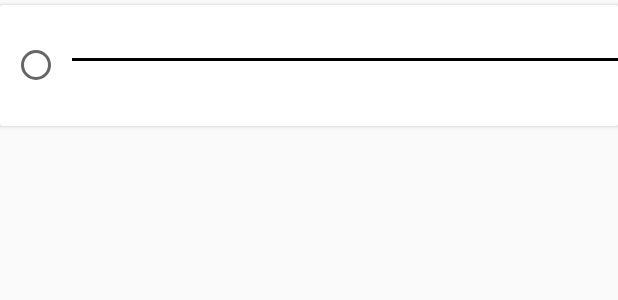
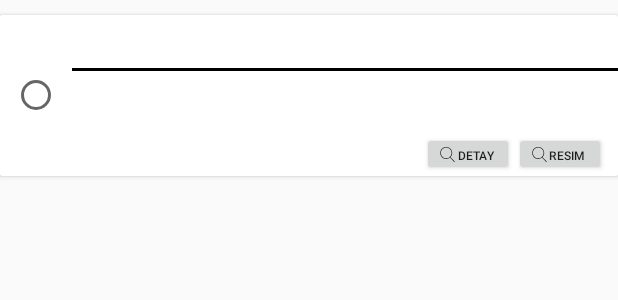
Before and after one commit to onguc/MobilTif, an Android app: the layout item_envanter_card.xml on its own in the app's theme, with its tools: preview values and no code run, on a phone screen of 412 x 824 dp. Shown: the top 300 px of the screen. Run offline under Robolectric (Android 15) with nearby library versions, the phone set to English and light mode, and no system bars.

Commit message:
envanterlist  ekran tasarımı yapıldı. bind işlem uygulandı kısmen.

```diff
--- a/app/src/main/java/com/uniyaz/mobiltif/ui/fragments/DemirbasDetayFragment.java
+++ b/app/src/main/java/com/uniyaz/mobiltif/ui/fragments/DemirbasDetayFragment.java
@@ -55,8 +55,6 @@ public class DemirbasDetayFragment extends Fragment {
 
     private void defineView() {
         imageInfoList = new ArrayList<>();
-        ImageInfo imageInfo = new ImageInfo();
-        imageInfoList.add(imageInfo);
         new PhotoIslem().createView(recyclerView, getActivity(), imageInfoList);
     }
 }
--- a/app/src/main/java/com/uniyaz/mobiltif/ui/fragments/PhotoIslem.java
+++ b/app/src/main/java/com/uniyaz/mobiltif/ui/fragments/PhotoIslem.java
@@ -22,6 +22,11 @@ public class PhotoIslem {
     }
 
     public void createView(RecyclerView recyclerView, Activity activity, List<ImageInfo> bitmapList) {
+        for (int i = 0; i < 5; i++) {
+            ImageInfo imageInfo = new ImageInfo();
+            bitmapList.add(imageInfo);
+        }
+
         adapter = new PhotoAdapter(bitmapList);
         recyclerView.setAdapter(adapter);
         LinearLayoutManager linearLayoutManager = new LinearLayoutManager(activity.getApplicationContext());
--- /dev/null
+++ b/app/src/main/res/drawable-v24/ic_search_for_btn.xml
@@ -0,0 +1,4 @@
+<vector android:height="10dp" android:viewportHeight="52.966"
+    android:viewportWidth="52.966" android:width="10dp" xmlns:android="http://schemas.android.com/apk/res/android">
+    <path android:fillColor="#FF000000" android:pathData="M51.704,51.273L36.845,35.82c3.79,-3.801 6.138,-9.041 6.138,-14.82c0,-11.58 -9.42,-21 -21,-21s-21,9.42 -21,21s9.42,21 21,21c5.083,0 9.748,-1.817 13.384,-4.832l14.895,15.491c0.196,0.205 0.458,0.307 0.721,0.307c0.25,0 0.499,-0.093 0.693,-0.279C52.074,52.304 52.086,51.671 51.704,51.273zM21.983,40c-10.477,0 -19,-8.523 -19,-19s8.523,-19 19,-19s19,8.523 19,19S32.459,40 21.983,40z"/>
+</vector>
--- a/app/src/main/res/layout/activity_main.xml
+++ b/app/src/main/res/layout/activity_main.xml
@@ -25,7 +25,7 @@
                 android:id="@+id/toolbar"
                 android:layout_width="match_parent"
                 android:layout_height="?attr/actionBarSize"
-                android:background="?attr/colorPrimary"
+                android:background="@color/backgroundToolbar"
                 app:navigationIcon="@mipmap/ic_icon"
                 app:title="@{viewModel.titleToolbar}"
                 app:popupTheme="@style/ThemeOverlay.AppCompat.Light"
--- a/app/src/main/res/layout/item_envanter_card.xml
+++ b/app/src/main/res/layout/item_envanter_card.xml
@@ -1,5 +1,7 @@
 <?xml version="1.0" encoding="utf-8"?>
-<layout>
+<layout xmlns:tools="http://schemas.android.com/tools"
+    xmlns:android="http://schemas.android.com/apk/res/android"
+    xmlns:app="http://schemas.android.com/apk/res-auto">
 
     <data>
 
@@ -8,14 +10,11 @@
             type="com.uniyaz.mobiltif.data.domain.Envanter" />
     </data>
 
-    <androidx.cardview.widget.CardView xmlns:android="http://schemas.android.com/apk/res/android"
-        xmlns:app="http://schemas.android.com/apk/res-auto"
+    <androidx.cardview.widget.CardView
         android:id="@+id/cardView"
         android:layout_width="match_parent"
         android:layout_height="wrap_content"
-        android:layout_marginTop="3dp"
-
-        android:layout_marginBottom="3dp"
+        android:layout_marginTop="10dp"
         android:background="@color/cardview_shadow_start_color">
 
         <androidx.constraintlayout.widget.ConstraintLayout
@@ -66,6 +65,27 @@
                 app:layout_constraintEnd_toEndOf="@+id/viewCizgi"
                 app:layout_constraintStart_toStartOf="@+id/viewCizgi"
                 app:layout_constraintTop_toBottomOf="@+id/viewCizgi" />
+
+            <Button
+                android:id="@+id/btnResim"
+                android:layout_width="61dp"
+                android:layout_height="29dp"
+                android:layout_marginEnd="8dp"
+                android:drawableLeft="@drawable/ic_search_for_btn"
+                android:text="Resim"
+                android:textSize="8sp"
+                app:layout_constraintEnd_toEndOf="@+id/tvAlt"
+                app:layout_constraintTop_toBottomOf="@+id/tvAlt" />
+
+            <Button
+                android:id="@+id/btnDetay"
+                android:layout_width="61dp"
+                android:layout_height="29dp"
+                android:drawableLeft="@drawable/ic_search_for_btn"
+                android:text="Detay"
+                android:textSize="8sp"
+                app:layout_constraintEnd_toStartOf="@+id/btnResim"
+                app:layout_constraintTop_toTopOf="@+id/btnResim" />
         </androidx.constraintlayout.widget.ConstraintLayout>
 
     </androidx.cardview.widget.CardView>
--- a/app/src/main/res/layout/toolbar.xml
+++ b/app/src/main/res/layout/toolbar.xml
@@ -11,7 +11,7 @@
         app:navigationIcon="@mipmap/ic_icon"
         android:layout_width="match_parent"
         android:layout_height="?attr/actionBarSize"
-        android:background="?attr/colorPrimary"
+        android:background="@color/backgroundToolbar"
         app:title="@string/toolbar_title_demirbas"
         app:popupTheme="@style/ThemeOverlay.AppCompat.Light" />
 
--- a/app/src/main/res/values/colors.xml
+++ b/app/src/main/res/values/colors.xml
@@ -13,7 +13,10 @@
     <color name="loginButtonNormal">#FFC107</color>
     <color name="demirbasEdittext">#7e97af </color>
     <color name="demirbasBackground">#0d3a64 </color>
+    <color name="backgroundToolbar">#F2F2F2</color>
 
     <color name="colorItemEnvanterCardBGround">#ffffff</color>
     <color name="colorItemEnvanterCizgi">#000</color>
+
+    <color name="colorWhite">#fff</color>
 </resources>
--- a/app/src/main/res/values/strings.xml
+++ b/app/src/main/res/values/strings.xml
@@ -11,6 +11,7 @@
 
     <string name="toolbar_title">Tif Ekranı</string>
     <string name="toolbar_title_demirbas">ONLIN TİF İŞLEMLERİ / Demirbaş Bilgisi</string>
+    <string name="toolbar_title_demirbas_list">Oda Bilgisi</string>
 
     <!-- TODO: Remove or change this placeholder text -->
     <string name="hello_blank_fragment">Hello blank fragment</string>
```
Also changed, not shown: app/src/main/java/com/uniyaz/mobiltif/ui/activities/MainActivity.java (+10 -2 lines), app/src/main/java/com/uniyaz/mobiltif/ui/fragments/DemirbasListFragment.java (+9 -4 lines), app/src/main/res/drawable/background_fragment_demirbas.xml (added, +9 -0 lines), app/src/main/res/layout/fragment_demibas_list.xml (+25 -15 lines).
